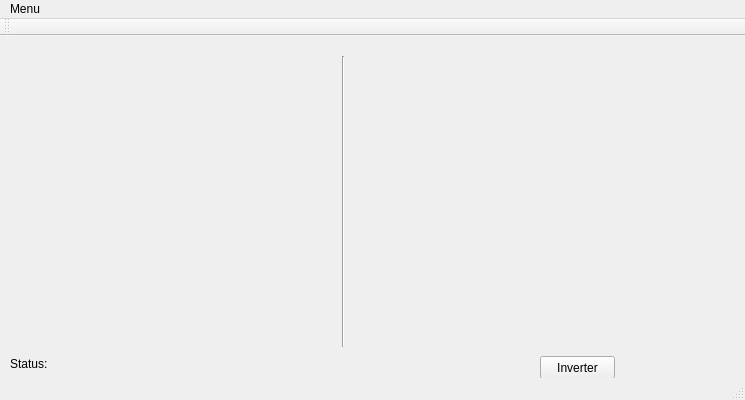
Old version of the form teste5/teste5.ui in the repository Hiarley/aprendendo-qt.
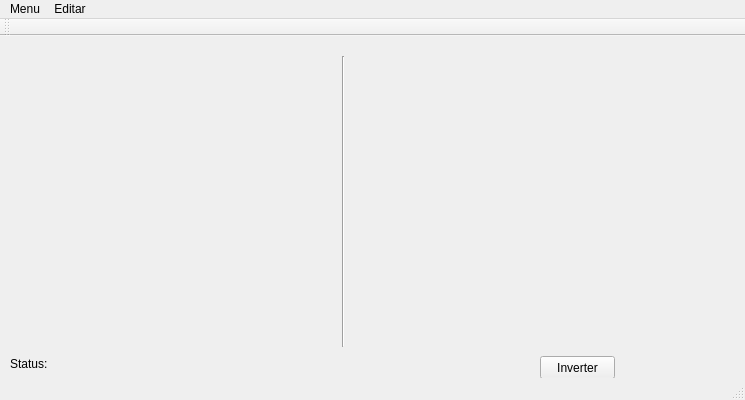
New version of the form.

Commit message: Nova atualização do Teste5, com a nova função de Brilho, mas está com erro no connect dentro do método abrir_brilho no teste5.cpp.

```diff
--- a/teste5/teste5.ui
+++ b/teste5/teste5.ui
@@ -97,7 +97,15 @@
     <addaction name="actionSalvar"/>
     <addaction name="actionSair"/>
    </widget>
+   <widget class="QMenu" name="menuEditar">
+    <property name="title">
+     <string>Editar</string>
+    </property>
+    <addaction name="actionInverter"/>
+    <addaction name="actionBrilho"/>
+   </widget>
    <addaction name="menuMenu"/>
+   <addaction name="menuEditar"/>
   </widget>
   <widget class="QToolBar" name="mainToolBar">
    <attribute name="toolBarArea">
```
Left out of the diff: 10 changed lines with no effect on the pictures. The commit also changes 7 other files.
